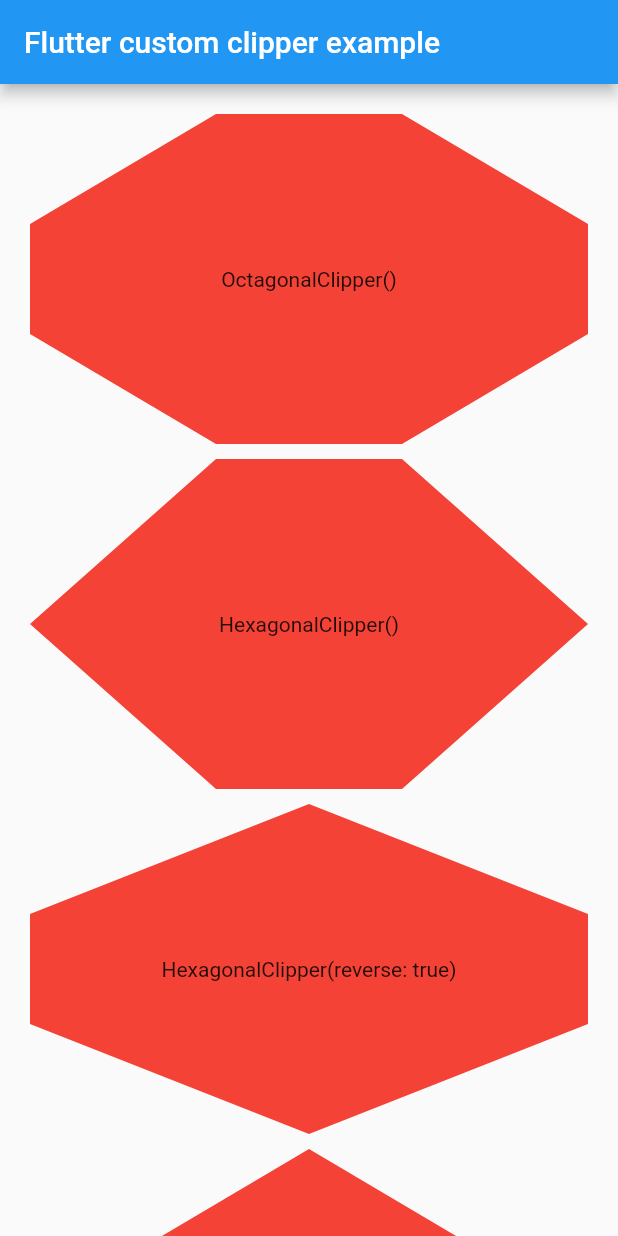
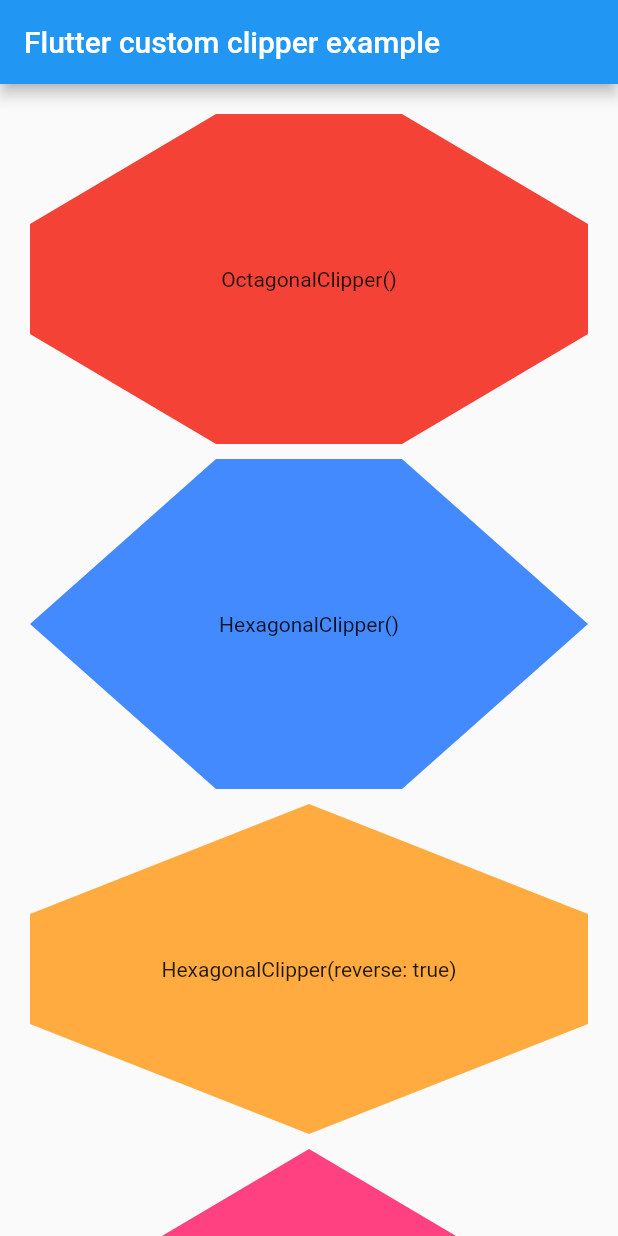
Before and after one commit to lohanidamodar/flutter_custom_clippers, a Flutter app: the screen it shows after launch, on a phone screen of 412 x 824 dp. Run offline on Flutter 3.47's test engine with Material 2 defaults, Android fonts, the phone set to English and light mode, and no system bars.

Commit message:
new screenshot and readme update

```diff
--- a/example/lib/main.dart
+++ b/example/lib/main.dart
@@ -35,7 +35,7 @@ class HomeScreen extends StatelessWidget {
             clipper: HexagonalClipper(),
             child: Container(
               height: 220,
-              color: Colors.red,
+              color: Colors.blueAccent,
               child: Center(child: Text("HexagonalClipper()")),
             ),
           ),
@@ -44,7 +44,7 @@ class HomeScreen extends StatelessWidget {
             clipper: HexagonalClipper(reverse: true),
             child: Container(
               height: 220,
-              color: Colors.red,
+              color: Colors.orangeAccent,
               child: Center(child: Text("HexagonalClipper(reverse: true)")),
             ),
           ),
@@ -53,7 +53,7 @@ class HomeScreen extends StatelessWidget {
             clipper: ParallelogramClipper(),
             child: Container(
               height: 220,
-              color: Colors.red,
+              color: Colors.pinkAccent,
               child: Center(child: Text("ParallelogramClipper()")),
             ),
           ),
```
Also changed, not shown: 4 other files.
